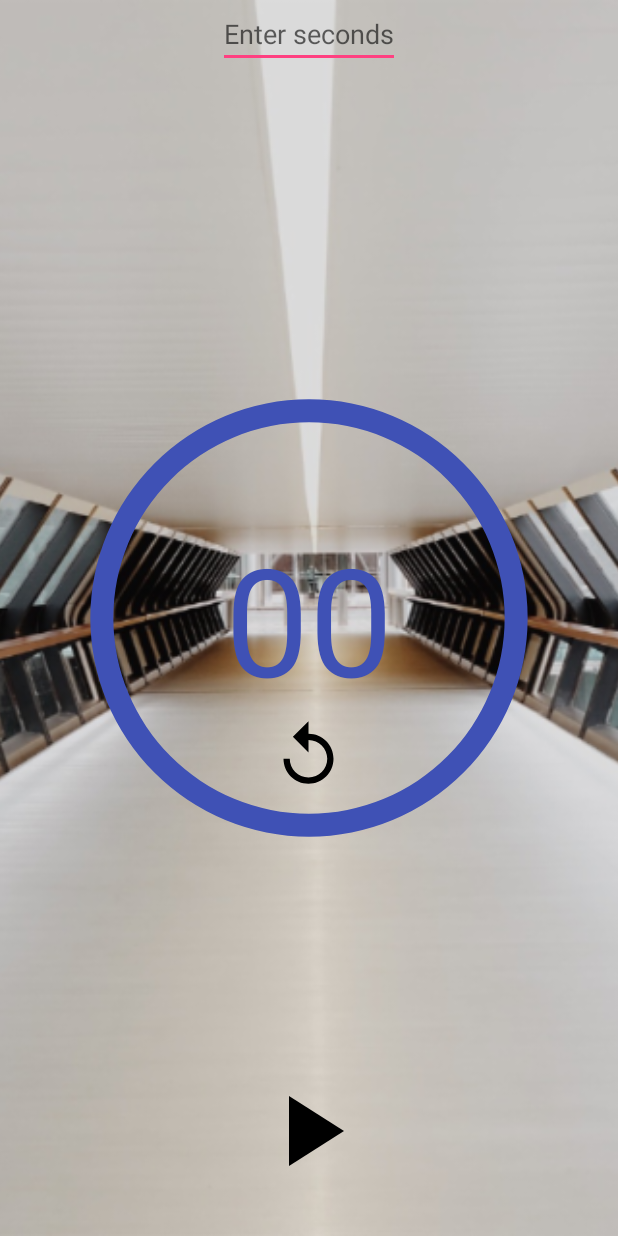
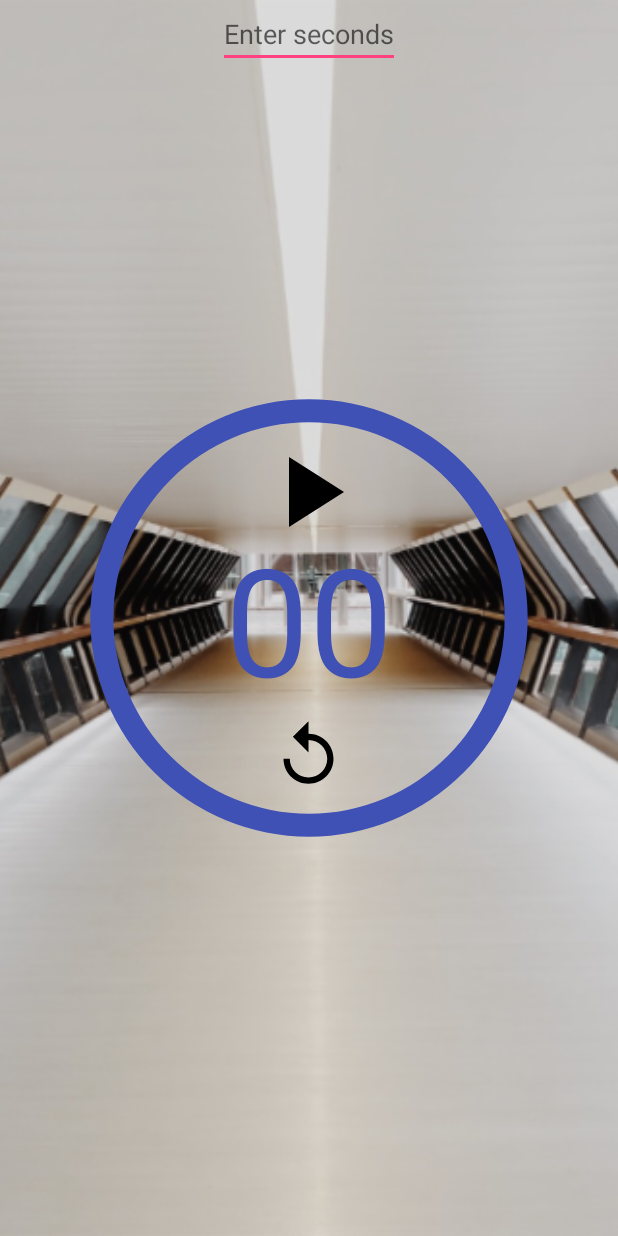
Before and after one commit to RonnieDipple/Timer_Countdown_Clock_Simple_Study_Tool, an Android app: the CountDownActivity screen opened directly, with no data from a screen before it, on a phone screen of 412 x 824 dp. Run offline under Robolectric (Android 15) with nearby library versions, the phone set to English and light mode, and no system bars; Roboto replaces fonts that are not available here; 2 statements that could not run were skipped.

Commit message:
lots of features added

```diff
--- a/app/build.gradle
+++ b/app/build.gradle
@@ -32,4 +32,5 @@ dependencies {
         exclude group: 'com.android.support', module: 'support-annotations'
     })
     implementation "org.jetbrains.kotlin:kotlin-stdlib-jre7:$kotlin_version"
+    compile 'ch.halcyon:squareprogressbar:1.6.3'
 }
--- a/app/src/main/res/layout/activity_count_down.xml
+++ b/app/src/main/res/layout/activity_count_down.xml
@@ -52,7 +52,7 @@
 
 
     <EditText
-        android:id="@+id/editTextCount"
+        android:id="@+id/editTCount"
         android:layout_width="wrap_content"
         android:layout_height="wrap_content"
         android:layout_centerHorizontal="true"
@@ -64,7 +64,7 @@
         />
 
     <TextView
-        android:id="@+id/textViewCount"
+        android:id="@+id/txtViewCount"
         android:layout_width="wrap_content"
         android:layout_height="wrap_content"
         android:layout_centerInParent="true"
@@ -77,7 +77,7 @@
         android:layout_width="50dp"
         android:layout_height="50dp"
         android:src="@drawable/ic_reset"
-        android:layout_below="@+id/textViewCount"
+        android:layout_below="@+id/txtViewCount"
         android:layout_centerInParent="true"
         android:contentDescription="RESET BUTTON" />
 
@@ -86,9 +86,10 @@
         android:id="@+id/imageViewSwitch"
         android:layout_width="80dp"
         android:layout_height="80dp"
-        android:src="@drawable/ic_start"
-        android:layout_marginBottom="30dp"
-        android:layout_alignParentBottom="true"
-        android:layout_centerInParent="true"/>
+        android:layout_alignTop="@+id/progressBar"
+        android:layout_centerHorizontal="true"
+        android:layout_marginTop="26dp"
+        android:src="@drawable/ic_start" />
+
 
 </RelativeLayout>
```
Also changed, not shown: app/src/main/java/com/yolasite/hardtapgames/timercountdownclocksimplestudytool/CountDownActivity.kt (+65 -1 lines).
